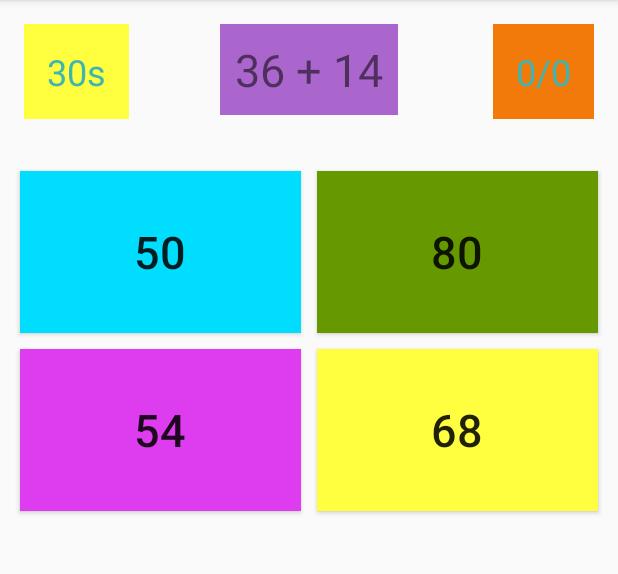
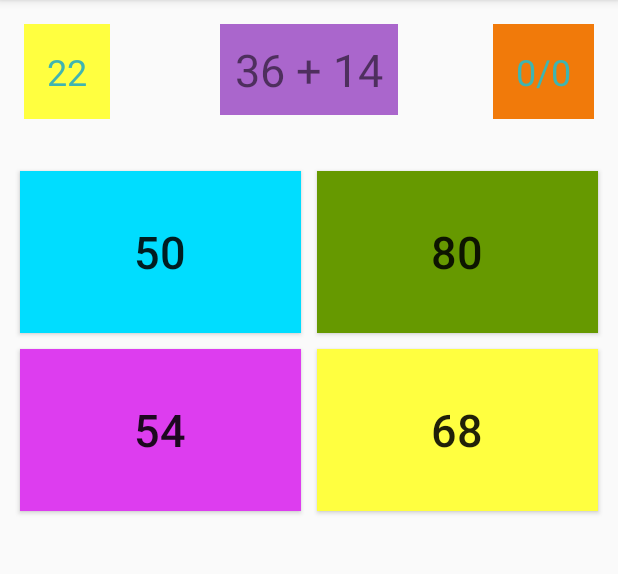
Before and after one commit to ranggasenatama/Quiz-App-Android, an Android app: the screen it shows after launch (MainActivity), on a phone screen of 412 x 824 dp, the part 84-658 px from its top. Run offline under Robolectric (Android 15) with nearby library versions, the phone set to English and light mode, and no system bars.

Commit message:
set timer CountDown

```diff
--- a/app/src/main/java/com/example/asus/quizapp/MainActivity.java
+++ b/app/src/main/java/com/example/asus/quizapp/MainActivity.java
@@ -1,5 +1,6 @@
 package com.example.asus.quizapp;
 
+import android.os.CountDownTimer;
 import android.support.v7.app.AppCompatActivity;
 import android.os.Bundle;
 import android.util.Log;
@@ -86,9 +87,22 @@ public class MainActivity extends AppCompatActivity {
         answerButton3 = (Button) findViewById(R.id.button3);
         answerButton4 = (Button) findViewById(R.id.button4);
         sumTextView = (TextView) findViewById(R.id.sumTextView);
+        final TextView timerTextView = (TextView) findViewById(R.id.timerTextView);
 
         answerTextView.setVisibility(View.INVISIBLE);
 
         newQuestion();
+
+        new CountDownTimer(30100,1000){
+            @Override
+            public void onTick(long millisUntilFinished) {
+                timerTextView.setText(Long.toString(millisUntilFinished/1000));
+            }
+
+            @Override
+            public void onFinish() {
+
+            }
+        }.start();
     }
 }
```
